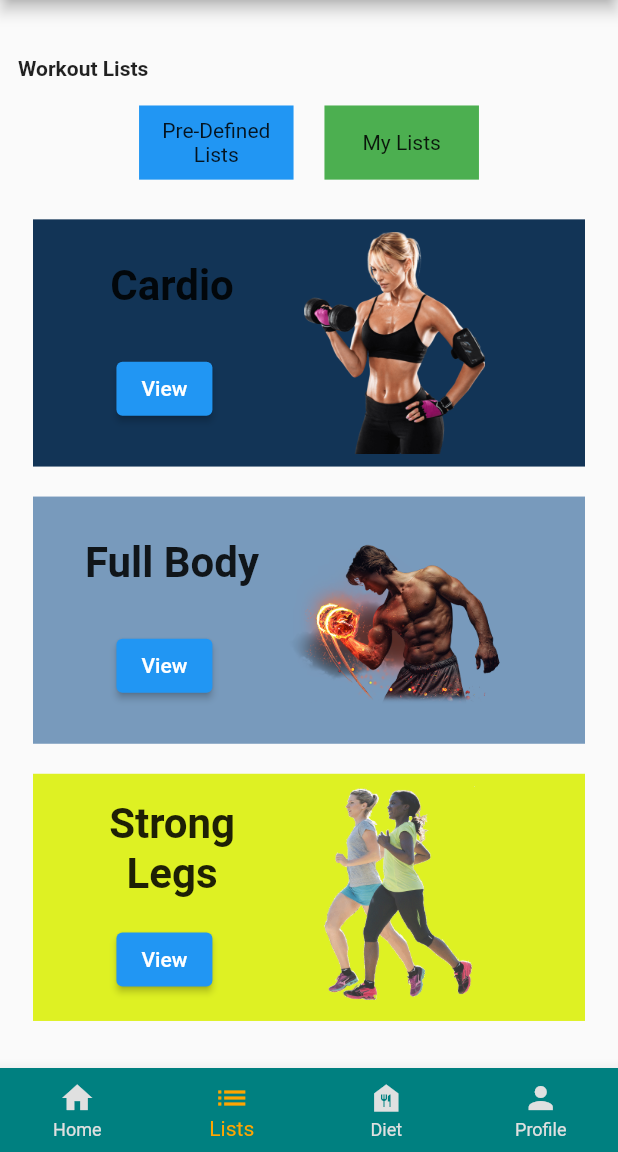
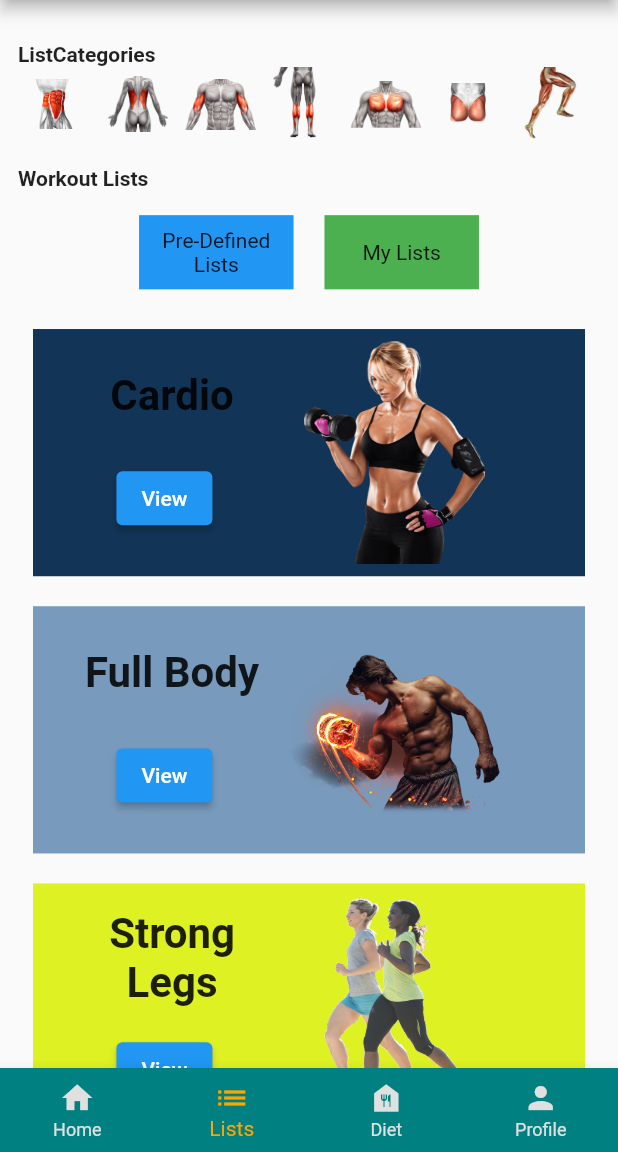
Before and after one commit to YasinSefa15/pain4gain, a Flutter app: the AppPage screen opened directly, item 2 of the bottom bar chosen, on a phone screen of 412 x 824 dp, the part 84-1236 px from its top. Run offline on Flutter 3.47's test engine with Material 2 defaults, Android fonts, the phone set to English and light mode, and no system bars; our stand-ins replace image_picker, shared_preferences; accounts and stored records are empty.

Commit message:
categories added

```diff
--- /dev/null
+++ b/lib/components/lists/categories/lists_categories.dart
@@ -0,0 +1,37 @@
+import 'package:flutter/material.dart';
+import 'package:pain4gain/components/lists/categories/workout_type.dart';
+
+class ListCategories extends StatelessWidget {
+  const ListCategories({super.key});
+
+  @override
+  Widget build(BuildContext context) {
+    List<Widget> _categoryList = [];
+    List<String> _categoryNameList = [
+      'abs',
+      'back',
+      'biceps',
+      'calves',
+      'chest',
+      'glutes',
+      'legs',
+      'shoulders',
+      'traps',
+      'triceps'
+    ];
+
+    _categoryList = List.generate(_categoryNameList.length, (index) {
+      return WorkoutType(
+        imagePath: 'assets/categories/${_categoryNameList[index]}.png',
+      );
+    });
+
+    return SingleChildScrollView(
+      //KATEGORİLERİN YAN YANA GELMESİ İÇİN
+      scrollDirection: Axis.horizontal,
+      child: Row(
+        children: _categoryList,
+      ),
+    );
+  }
+}
--- /dev/null
+++ b/lib/components/lists/categories/workout_type.dart
@@ -0,0 +1,35 @@
+import 'package:flutter/cupertino.dart';
+import 'package:flutter/material.dart';
+import 'package:pain4gain/pages/ListsPage/category/category_exervise_page.dart';
+
+class WorkoutType extends StatelessWidget {
+  final String imagePath;
+
+  const WorkoutType({Key? key, required this.imagePath}) : super(key: key);
+
+  @override
+  Widget build(BuildContext context) {
+    return GestureDetector(
+      onTap: () {
+        // Yeni sayfa açılışını Navigator ile yönetebilirsiniz
+        Navigator.push(
+          context,
+          MaterialPageRoute(
+              builder: (context) => CategoryExercisePage()
+          ),
+        );
+      },
+      child: Container(
+        margin: const EdgeInsets.only(right: 5),
+        width: 50,
+        height: 50,
+        color: Colors.transparent,
+        child: Image.asset(
+          imagePath,
+          width: 50,
+          height: 50,
+        ),
+      ),
+    );
+  }
+}
--- a/lib/pages/ListsPage/ListsPage.dart
+++ b/lib/pages/ListsPage/ListsPage.dart
@@ -1,9 +1,8 @@
 import 'package:flutter/material.dart';
 import 'package:pain4gain/components/lists/list_option.dart';
 import 'package:pain4gain/components/lists/workout_list.dart';
-import 'package:pain4gain/components/lists/workout_type.dart';
-import 'package:pain4gain/pages/ListsPage/workout_page.dart';
 
+import '../../components/lists/categories/lists_categories.dart';
 import '../../json/ListJsonController.dart';
 
 class ListsPage extends StatefulWidget {
@@ -83,6 +82,15 @@ class _ListsPageState extends State<ListsPage> {
           const Align(
             alignment: Alignment.centerLeft,
             child: Text(
+              'ListCategories',
+              style: TextStyle(fontWeight: FontWeight.bold),
+            ),
+          ),
+          ListCategories(),
+          SizedBox(height: screenHeight * 0.02),
+          const Align(
+            alignment: Alignment.centerLeft,
+            child: Text(
               'Workout Lists',
               style: TextStyle(fontWeight: FontWeight.bold),
             ),
--- a/pubspec.yaml
+++ b/pubspec.yaml
@@ -74,6 +74,7 @@ flutter:
     - assets/
     - assets/json_files/
     - assets/icons/
+    - assets/categories/
   #   - images/a_dot_burr.jpeg
   #   - images/a_dot_ham.jpeg
   #   - images/cover.jpeg
```
Also changed, not shown: lib/components/lists/list_categories.dart (deleted, +0 -19 lines), lib/components/lists/workout_type.dart (deleted, +0 -23 lines), lib/pages/ListsPage/category/category_exervise_page.dart (added, +20 -0 lines), assets/categories/abs.png (renamed from assets/abs.png), assets/categories/back.png (added), assets/categories/biceps.png (added), assets/categories/calves.png (added), assets/categories/chest.png (added), assets/categories/glutes.png (added), assets/categories/legs.png (added), assets/categories/shoulders.png (added), assets/categories/traps.png (added), assets/categories/triceps.png (added), pubspec.lock.
